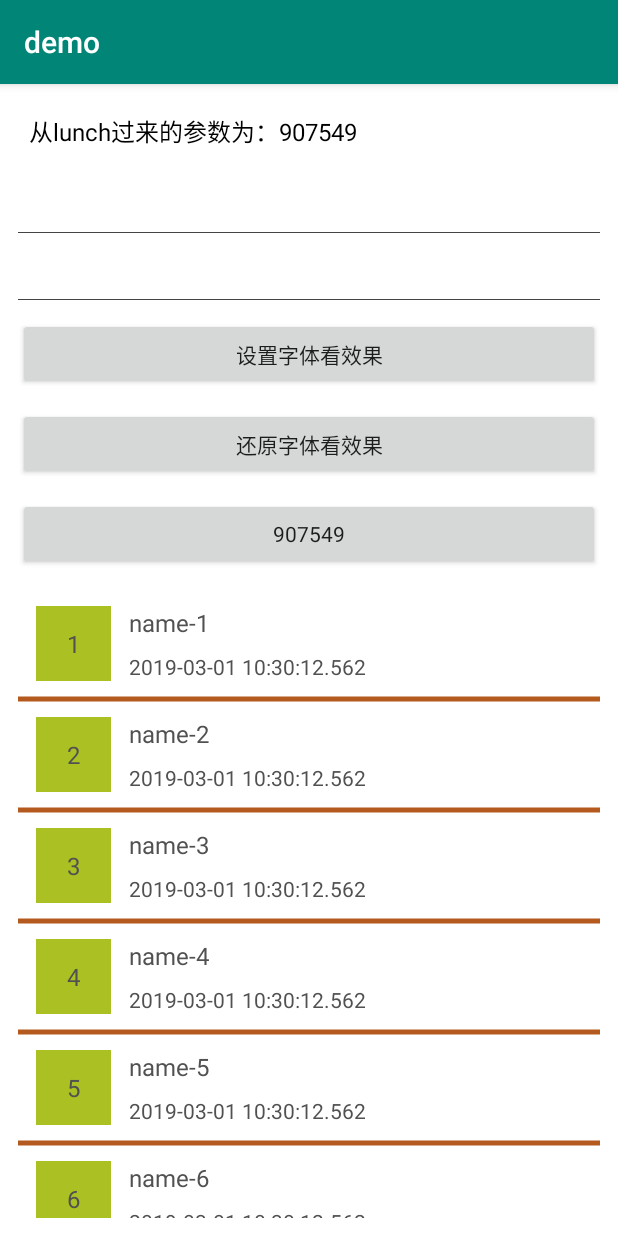
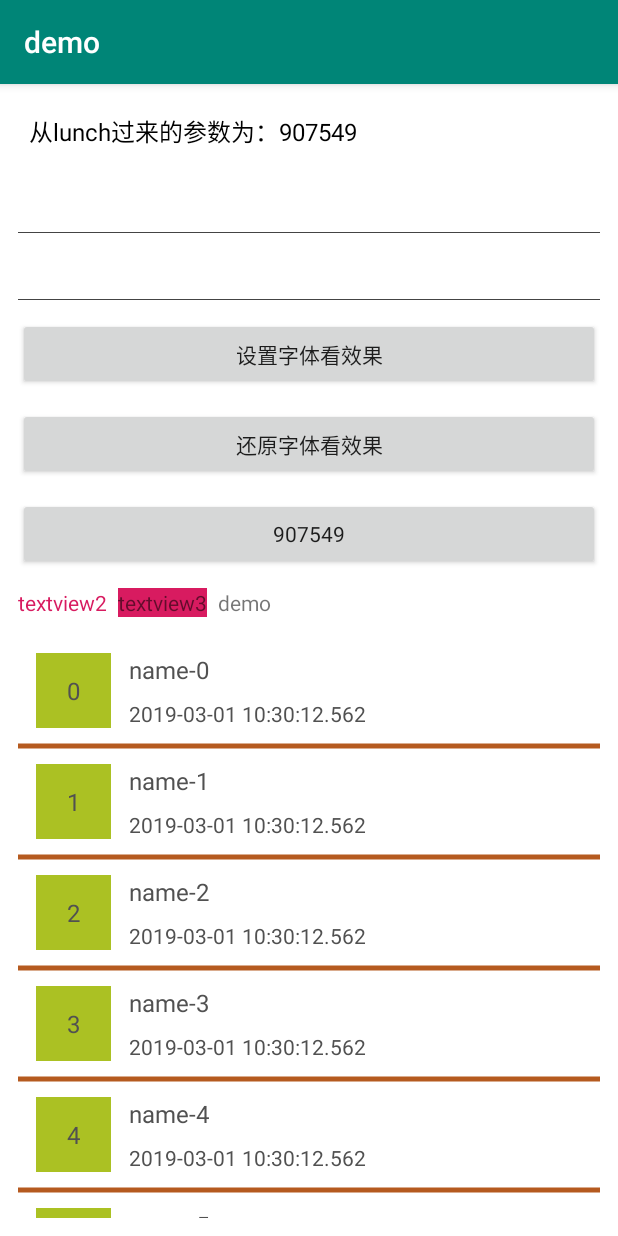
Before and after one commit to lyx32/AndroidUtils, an Android app: the screen it shows after launch (Main), after a tap on "下一个页面", on a phone screen of 412 x 824 dp. Run offline under Robolectric (Android 15) with nearby library versions, the phone set to English and light mode, and no system bars; our stand-ins replace CircleImageView, Picasso; pictures from the network do not load; Roboto replaces fonts that are not available here; 3 statements that could not run were skipped.

Commit message:
添加一点注解的更多用途

```diff
--- a/app/src/main/java/com/arraylist7/android/utils/ViewUtils.java
+++ b/app/src/main/java/com/arraylist7/android/utils/ViewUtils.java
@@ -74,6 +74,10 @@ public final class ViewUtils {
             RColor color = field.getAnnotation(RColor.class);
             // 注入View
             if (null != aView) {
+                if (-1 == aView.value()) {
+                    LogUtils.e(getFieldInfo(field) + " 注入view无效");
+                    continue;
+                }
                 View findView = vs.findViewById(aView.value());
                 if (null == findView) {
                     LogUtils.e(getFieldInfo(field) + " 注入id无效");
@@ -86,27 +90,22 @@ public final class ViewUtils {
                     String injectViewName = findView.getClass().toString().replaceFirst("class", "");
                     LogUtils.e(getFieldInfo(field) + " 注入" + injectViewName + " 失败");
                 }
-                String setText = aView.setText();
-                String setTag = aView.setTag();
-                if (!StringUtils.isNullOrEmpty(setText)) {
-                    Object val = bundle.get(setText);
+                String setTextForParam = aView.setText();
+                String setTagForParam = aView.setTag();
+                if (!StringUtils.isNullOrEmpty(setTextForParam)) {
+                    Object val = bundle.get(setTextForParam);
                     if (StringUtils.isNullOrEmpty(val)) {
-                        LogUtils.d(getFieldInfo(field) + " 绑定setText错误，不能找到参数key=" + setText + "。");
+                        LogUtils.d(getFieldInfo(field) + " 绑定setTextForParam错误，不能找到参数key=" + setTextForParam + "。");
                     } else {
                         if (findView instanceof TextView) {
                             ((TextView) findView).setText(val + "");
                         } else {
-                            LogUtils.d(getFieldInfo(field) + " 绑定setText错误，该View不支持setText。");
+                            LogUtils.d(getFieldInfo(field) + " 绑定setTextForParam错误，该View不支持setText。");
                         }
                     }
                 }
-                if (!StringUtils.isNullOrEmpty(setTag)) {
-                    Object val = bundle.get(setTag);
-                    if (StringUtils.isNullOrEmpty(val)) {
-                        LogUtils.d(getFieldInfo(field) + " 绑定setTag错误，不能找到参数key=" + setTag + "。");
-                    } else {
-                        findView.setTag(val + "");
-                    }
+                if (!StringUtils.isNullOrEmpty(setTagForParam)) {
+                    findView.setTag(bundle.get(setTagForParam));
                 }
             }
             // 注入参数
@@ -148,6 +147,10 @@ public final class ViewUtils {
             }
             // 注入r.array
             if (null != array) {
+                if (-1 == array.value()) {
+                    LogUtils.e(getFieldInfo(field) + " 注入R.array无效");
+                    continue;
+                }
                 boolean isStringArray = field.getGenericType().toString().contains("String");
                 String[] array_string = null;
                 int[] array_int = null;
@@ -165,10 +168,6 @@ public final class ViewUtils {
                         array_int = vs.getResources().getIntArray(array.value());
                     }
                 }
-                if (0 == StringUtils.len(array_string) && 0 == StringUtils.len(array_int)) {
-                    LogUtils.e(getFieldInfo(field) + " 注入R.array无效");
-                    continue;
-                }
                 try {
                     field.setAccessible(true);
                     field.set(object, (0 == StringUtils.len(array_string) ? array_int : array_string));
@@ -178,30 +177,70 @@ public final class ViewUtils {
             }
             // 注入r.string
             if (null != string) {
-                String strings = vs.getResources().getString(string.value());
-                if (null == strings) {
+                if (-1 == string.value()) {
                     LogUtils.e(getFieldInfo(field) + " 注入R.string无效");
                     continue;
                 }
+                String strings = vs.getResources().getString(string.value());
                 try {
                     field.setAccessible(true);
                     field.set(object, strings);
                 } catch (Throwable e) {
                     LogUtils.e(getFieldInfo(field) + " 注入R.string：" + string.value() + " 失败");
                 }
+                int setText = string.setText();
+                int setTag = string.setTag();
+                if (-1 != setText) {
+                    View view = vs.findViewById(setText);
+                    if (null == view) {
+                        LogUtils.e(getFieldInfo(field) + " 没找到需要setText的View。");
+                    } else {
+                        if (view instanceof TextView) {
+                            ((TextView) view).setText(string.value());
+                        }
+                    }
+                }
+                if (-1 != setTag) {
+                    View view = vs.findViewById(setTag);
+                    if (null == view) {
+                        LogUtils.e(getFieldInfo(field) + " 没找到需要setTag的View。");
+                    } else {
+                        view.setTag(strings);
+                    }
+                }
             }
             // 注入r.color
             if (null != color) {
-                int colors = vs.getResources().getColor(color.value());
-                if (0 >= colors) {
+                if (-1 == color.value()) {
                     LogUtils.e(getFieldInfo(field) + " 注入R.color无效");
                     continue;
                 }
+                int colors = vs.getResources().getColor(color.value());
                 try {
                     field.setAccessible(true);
                     field.set(object, colors);
                 } catch (Throwable e) {
                     LogUtils.e(getFieldInfo(field) + " 注入R.color：" + color.value() + " 失败");
+                }
+                int setTextColor = color.setTextColor();
+                int setBackgroundColor = color.setBackgroundColor();
+                if (-1 != setTextColor) {
+                    View view = vs.findViewById(setTextColor);
+                    if (null == view) {
+                        LogUtils.e(getFieldInfo(field) + " 没找到需要setText的View。");
+                    } else {
+                        if (view instanceof TextView) {
+                            ((TextView) view).setTextColor(colors);
+                        }
+                    }
+                }
+                if (-1 != setBackgroundColor) {
+                    View view = vs.findViewById(setBackgroundColor);
+                    if (null == view) {
+                        LogUtils.e(getFieldInfo(field) + " 没找到需要setTag的View。");
+                    } else {
+                        view.setBackgroundColor(colors);
+                    }
                 }
             }
         }
--- a/app/src/main/java/com/arraylist7/android/utils/annotation/RArray.java
+++ b/app/src/main/java/com/arraylist7/android/utils/annotation/RArray.java
@@ -8,7 +8,11 @@ import java.lang.annotation.Target;
 @Target(ElementType.FIELD)
 @Retention(RetentionPolicy.RUNTIME)
 public @interface RArray {
-    int value();
+    int value() default -1;
 
+    /**
+     * 是否是资源类型，主要用于图片
+     * @return
+     */
     boolean isResources() default false;
 }
--- a/app/src/main/java/com/arraylist7/android/utils/annotation/RColor.java
+++ b/app/src/main/java/com/arraylist7/android/utils/annotation/RColor.java
@@ -8,5 +8,17 @@ import java.lang.annotation.Target;
 @Target(ElementType.FIELD)
 @Retention(RetentionPolicy.RUNTIME)
 public @interface RColor {
-	int value();
+    int value() default -1;
+
+    /**
+     * 将此颜色设置给text
+     * @return
+     */
+    int setTextColor() default -1;
+
+    /**
+     * 将此颜色设置给background
+     * @return
+     */
+    int setBackgroundColor() default -1;
 }
--- a/app/src/main/java/com/arraylist7/android/utils/annotation/RString.java
+++ b/app/src/main/java/com/arraylist7/android/utils/annotation/RString.java
@@ -8,5 +8,17 @@ import java.lang.annotation.Target;
 @Target(ElementType.FIELD)
 @Retention(RetentionPolicy.RUNTIME)
 public @interface RString {
-	int value();
+	int value() default -1;
+
+	/**
+	 * 将此值绑定到指定wiew的setText上
+	 * @return
+	 */
+	int setText() default -1;
+
+	/**
+	 * 将此值绑定到指定wiew的setTag
+	 * @return
+	 */
+	int setTag() default -1;
 }
--- a/app/src/main/java/com/arraylist7/android/utils/base/BaseAppCompatActivity.java
+++ b/app/src/main/java/com/arraylist7/android/utils/base/BaseAppCompatActivity.java
@@ -196,7 +196,6 @@ public abstract class BaseAppCompatActivity extends AppCompatActivity implements
             if (f instanceof IActivity)
                 ((IOperator) f).onLoginSuccess(data);
         }
-
     }
 
     @Override
--- a/app/src/main/java/com/arraylist7/android/utils/itemdecoration/RecyclerViewItemDecoration.java
+++ b/app/src/main/java/com/arraylist7/android/utils/itemdecoration/RecyclerViewItemDecoration.java
@@ -57,7 +57,7 @@ public class RecyclerViewItemDecoration extends RecyclerView.ItemDecoration {
             boolean isLastRow = isLastRow(parent, i, spanCount, childCount);
             if (!isLastRow) {
                 View child = parent.getChildAt(i);
-                if(null != child) {
+                if (null != child) {
                     ViewGroup.MarginLayoutParams lp = ((ViewGroup.MarginLayoutParams) child.getLayoutParams());
                     if (null != lp) {
                         int startX = child.getLeft() - lp.leftMargin;
@@ -80,7 +80,7 @@ public class RecyclerViewItemDecoration extends RecyclerView.ItemDecoration {
                 boolean isLastRow = isLastRow(parent, i, spanCount, childCount);
                 boolean isFirstRow = isFirstRow(parent, i, spanCount, childCount);
                 View child = parent.getChildAt(i);
-                if(null != child) {
+                if (null != child) {
                     ViewGroup.MarginLayoutParams lp = ((ViewGroup.MarginLayoutParams) child.getLayoutParams());
                     if (null != lp) {
                         int x = child.getRight() + lp.rightMargin;
@@ -138,11 +138,15 @@ public class RecyclerViewItemDecoration extends RecyclerView.ItemDecoration {
     public boolean isLastRow(RecyclerView parent, int pos, int spanCount, int childCount) {
         RecyclerView.LayoutManager layoutManager = parent.getLayoutManager();
         if (layoutManager instanceof GridLayoutManager) {
-            return childCount - pos <= spanCount;
+            int rowCount = (int)Math.ceil((childCount+0F) / spanCount);
+            int curCount = (int)Math.ceil((pos+1F) / spanCount);
+            return rowCount == curCount;
         } else if (layoutManager instanceof StaggeredGridLayoutManager) {
             int orientation = ((StaggeredGridLayoutManager) layoutManager).getOrientation();
             if (orientation == StaggeredGridLayoutManager.VERTICAL) {
-                return childCount - pos <= spanCount;
+                int rowCount = (int)Math.ceil((childCount+0F) / spanCount);
+                int curCount = (int)Math.ceil((pos+1F) / spanCount);
+                return rowCount == curCount;
             } else {
                 return true;
             }
--- a/demo/src/main/java/com/arraylist7/android/utils/demo/ui/Main.java
+++ b/demo/src/main/java/com/arraylist7/android/utils/demo/ui/Main.java
@@ -18,6 +18,8 @@ import com.arraylist7.android.utils.TypefaceUtils;
 import com.arraylist7.android.utils.UiUtils;
 import com.arraylist7.android.utils.ViewUtils;
 import com.arraylist7.android.utils.annotation.Params;
+import com.arraylist7.android.utils.annotation.RColor;
+import com.arraylist7.android.utils.annotation.RString;
 import com.arraylist7.android.utils.annotation.Views;
 import com.arraylist7.android.utils.broadcast.ActivityBroadcast;
 import com.arraylist7.android.utils.broadcast.BaseBroadcastReceiver;
@@ -51,12 +53,21 @@ public class Main extends Base {
     private Button button3;
     @Views(R.id.ui_main_button4)
     private Button button4;
+
+    // 绑定R.color.colorAccent颜色，并将该颜色作为textView2的textColor和textView3的backgroundColor
+    @RColor(value = R.color.colorAccent,setTextColor = R.id.ui_main_textView2,setBackgroundColor = R.id.ui_main_textView3)
+    private int backgroundColor =-1;
+    // 绑定R.string.app_name 并将该值赋值给textView3的tag及textView4的text
+    @RString(value = R.string.app_name,setTag = R.id.ui_main_textView3,setText = R.id.ui_main_textView4)
+    private String app_name;
+
     // 由于NRecyclerView 不是继承自TextView，所以setText不会生效，但是setTag会生效
     @Views(value = R.id.ui_main_recyclerView1, setText = "random", setTag = "random")
     private NRecyclerView recyclerView1;
 
+
     // 获取从Launch页面点击按钮传过来的random参数，并将这个参数值设置给button1的tag
-    @Params(value="random",setTag = R.id.ui_main_button1)
+    @Params(value = "random", setTag = R.id.ui_main_button1)
     private String random;
 
 
@@ -89,6 +100,7 @@ public class Main extends Base {
         ViewUtils.inject(activity);
         // 弹出的键盘，点击右下角跳转到指定EditText
         editText1.setNextView(editText2);
+//        ((TextView)findViewById(R.id.ui_main_textView3)).setTextColor(getResources().getColor(R.color.colorAccent));
         // 绑定键盘右下角响应对应按钮，默认 IME_ACTION_DONE, IME_ACTION_GO,  IME_ACTION_SEARCH, IME_ACTION_SEND, IME_ACTION_UNSPECIFIED
         editText2.setOnSubmitListener(new View.OnClickListener() {
             @Override
@@ -97,6 +109,7 @@ public class Main extends Base {
             }
         });
         recyclerView1.setListDivider(StringUtils.randomColor(), 5);
+        recyclerView1.setVertical(false);
         recyclerView1.setAdapter(adapter = new DemoAdapter(R.layout.ui_main_item, this));
     }
 
@@ -119,7 +132,7 @@ public class Main extends Base {
                 "https://assets-cdn.github.com/images/modules/site/logos/nasa-logo.png",
                 "https://assets-cdn.github.com/images/modules/site/logos/walmart-logo.png"
         };
-        for (int i = 1; i < 100; i++) {
+        for (int i = 0; i < 20; i++) {
             model = new DemoModel();
             model.id = i + "";
             model.name = "name-" + i;
--- a/demo/src/main/res/layout/ui_main.xml
+++ b/demo/src/main/res/layout/ui_main.xml
@@ -33,9 +33,9 @@
         android:background="@drawable/border_bottom"
         android:gravity="center_vertical"
         android:imeOptions="actionNext"
-        android:nextFocusForward="@id/ui_main_editText_2"
         android:inputType="text"
         android:lines="1"
+        android:nextFocusForward="@id/ui_main_editText_2"
         android:padding="@dimen/_7dp"
         android:singleLine="true"
         android:textColor="@color/black"
@@ -63,21 +63,21 @@
         android:id="@+id/ui_main_button1"
         android:layout_width="match_parent"
         android:layout_height="wrap_content"
-        android:typeface="normal"
         android:layout_marginLeft="@dimen/_12dp"
         android:layout_marginTop="@dimen/_12dp"
         android:layout_marginRight="@dimen/_12dp"
-        android:text="设置字体看效果" />
+        android:text="设置字体看效果"
+        android:typeface="normal" />
 
     <Button
         android:id="@+id/ui_main_button4"
         android:layout_width="match_parent"
         android:layout_height="wrap_content"
-        android:typeface="normal"
         android:layout_marginLeft="@dimen/_12dp"
         android:layout_marginTop="@dimen/_12dp"
         android:layout_marginRight="@dimen/_12dp"
-        android:text="还原字体看效果" />
+        android:text="还原字体看效果"
+        android:typeface="normal" />
 
 
     <Button
@@ -89,9 +89,40 @@
         android:layout_marginRight="@dimen/_12dp"
         android:text="发通用广播" />
 
-    <com.arraylist7.android.utils.widget.NRecyclerView
-        android:id="@+id/ui_main_recyclerView1"
+    <LinearLayout
         android:layout_width="match_parent"
-        android:layout_height="match_parent"
-        android:layout_margin="@dimen/_12dp"></com.arraylist7.android.utils.widget.NRecyclerView>
+        android:layout_height="wrap_content"
+        android:layout_marginLeft="@dimen/_12dp"
+        android:layout_marginTop="@dimen/_12dp"
+        android:layout_marginRight="@dimen/_12dp"
+        android:orientation="horizontal">
+
+        <TextView
+            android:id="@+id/ui_main_textView2"
+            android:layout_width="wrap_content"
+            android:layout_height="wrap_content"
+            android:layout_marginRight="@dimen/_7dp"
+            android:text="textview2" />
+
+        <TextView
+            android:id="@+id/ui_main_textView3"
+            android:layout_width="wrap_content"
+            android:layout_height="wrap_content"
+            android:layout_marginRight="@dimen/_7dp"
+            android:text="textview3" />
+
+        <TextView
+            android:id="@+id/ui_main_textView4"
+            android:layout_width="wrap_content"
+            android:layout_height="wrap_content"
+            android:layout_marginRight="@dimen/_7dp"
+            android:text="textview4" />
+    </LinearLayout>
+
+
+        <com.arraylist7.android.utils.widget.NRecyclerView
+            android:id="@+id/ui_main_recyclerView1"
+            android:layout_width="match_parent"
+            android:layout_height="match_parent"
+            android:layout_margin="@dimen/_12dp"></com.arraylist7.android.utils.widget.NRecyclerView>
 </LinearLayout>
```
